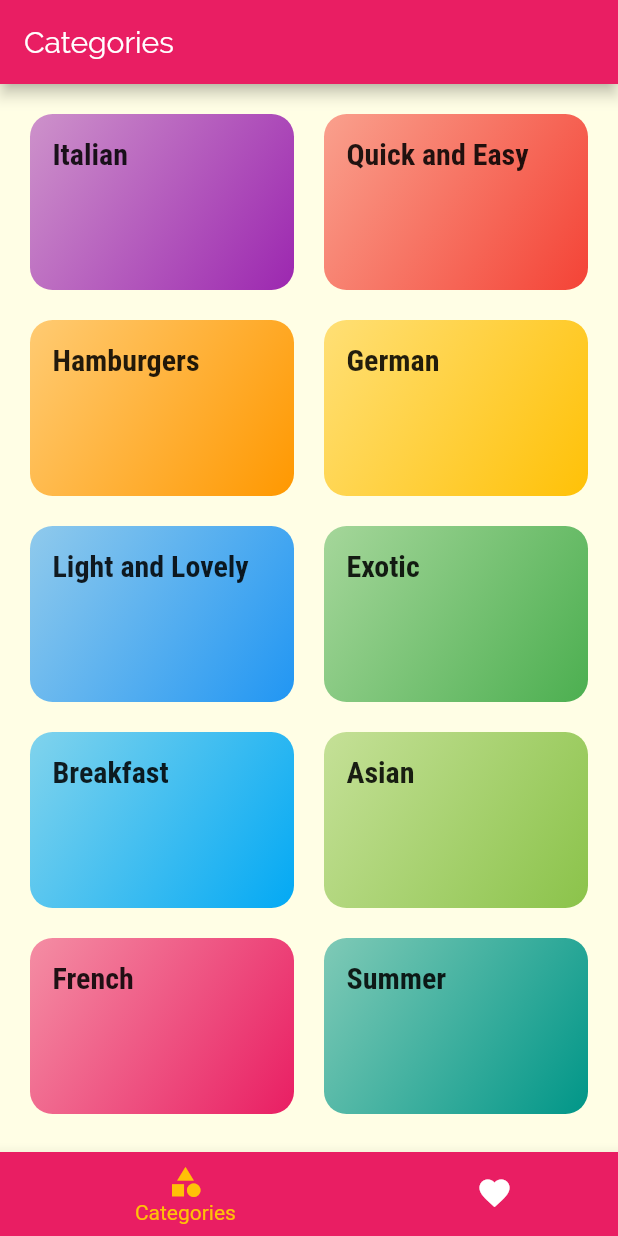
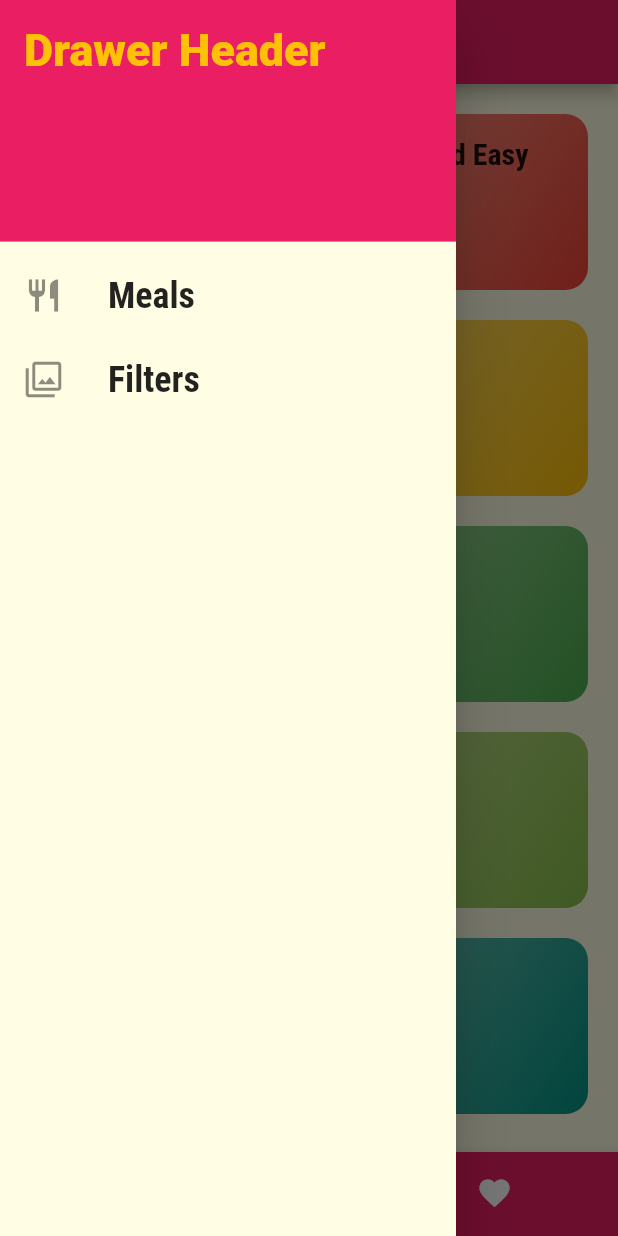
Before and after one commit to br4dd/meals_app, a Flutter app: the screen it shows after launch, with the side drawer open (before the commit the screen has no drawer), on a phone screen of 412 x 824 dp. Run offline on Flutter 3.47's test engine with Material 2 defaults, Android fonts, the phone set to English and light mode, and no system bars.

Commit message:
adding drawer

```diff
--- a/lib/screens/tab_screen.dart
+++ b/lib/screens/tab_screen.dart
@@ -1,4 +1,5 @@
 import 'package:flutter/material.dart';
+import '../widgets/main_drawer.dart';
 import './categories_screen.dart';
 import './favorite_screen.dart';
 
@@ -35,6 +36,8 @@ class _TabScreenState extends State<TabScreen> {
       appBar: AppBar(
         title: Text(_pages[_selectedPageIndex]['title']),
       ),
+      drawer: MainDrawer(),
+
       // to render certain screen
       // key 'page'
       body: _pages[_selectedPageIndex]['page'],
--- /dev/null
+++ b/lib/widgets/main_drawer.dart
@@ -0,0 +1,90 @@
+import 'package:flutter/material.dart';
+
+class MainDrawer extends StatelessWidget {
+  Widget buildListTile(String title, IconData icon) {
+    return ListTile(
+      leading: Icon(
+        icon,
+        size: 26,
+      ),
+      title: Text(
+        title,
+        style: TextStyle(
+          fontFamily: 'RobotoCondensed',
+          fontSize: 24,
+          fontWeight: FontWeight.bold,
+        ),
+      ),
+      onTap: () {},
+    );
+  }
+
+  @override
+  Widget build(BuildContext context) {
+    return Drawer(
+      // Add a ListView to the drawer. This ensures the user can scroll
+      // through the options in the drawer if there isn't enough vertical
+      // space to fit everything.
+      child: ListView(
+        // Important: Remove any padding from the ListView.
+        padding: EdgeInsets.zero,
+        children: [
+          DrawerHeader(
+            decoration: BoxDecoration(
+              color: Theme.of(context).primaryColor,
+            ),
+            child: Text(
+              'Drawer Header',
+              style: TextStyle(
+                fontWeight: FontWeight.w900,
+                fontSize: 30,
+                color: Theme.of(context).accentColor,
+              ),
+            ),
+          ),
+          buildListTile(
+            'Meals',
+            Icons.restaurant,
+          ),
+          buildListTile(
+            'Filters',
+            Icons.filter,
+          ),
+        ],
+      ),
+    );
+  }
+}
+
+// return Drawer(
+//   child: Column(
+//     children: [
+//       Container(
+//         height: 120,
+//         width: double.infinity,
+//         padding: EdgeInsets.all(20),
+//         alignment: Alignment.centerLeft,
+//         color: Theme.of(context).accentColor,
+//         child: Text(
+//           'Cooking up!',
+//           style: TextStyle(
+//             fontWeight: FontWeight.w900,
+//             fontSize: 30,
+//             color: Theme.of(context).primaryColor,
+//           ),
+//         ),
+//       ),
+//       SizedBox(
+//         height: 20,
+//       ),
+//       buildListTile(
+//         'Meals',
+//         Icons.restaurant,
+//       ),
+//       buildListTile(
+//         'Filters',
+//         Icons.filter,
+//       ),
+//     ],
+//   ),
+// );
```
